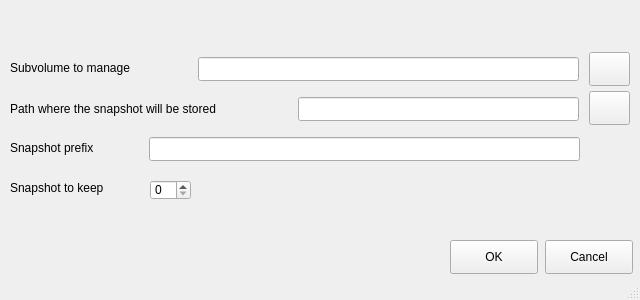
Old version of the form buttermanager/buttermanager/ui/SubvolumeWindow.ui in the repository egara/buttermanager.
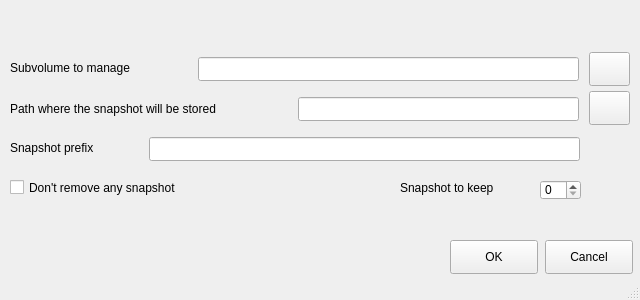
New version of the form.

Commit message: Adding 'Don't remove snapshots' within SubvolumeWindow

```diff
--- a/buttermanager/buttermanager/ui/SubvolumeWindow.ui
+++ b/buttermanager/buttermanager/ui/SubvolumeWindow.ui
@@ -144,7 +144,7 @@
    <widget class="QLabel" name="label_subvolume_snapshots_to_keep">
     <property name="geometry">
      <rect>
-      <x>10</x>
+      <x>400</x>
       <y>180</y>
       <width>131</width>
       <height>16</height>
@@ -157,13 +157,26 @@
    <widget class="QSpinBox" name="spinbox_snapshots_to_keep">
     <property name="geometry">
      <rect>
-      <x>150</x>
+      <x>540</x>
       <y>180</y>
       <width>41</width>
       <height>20</height>
      </rect>
     </property>
    </widget>
+   <widget class="QCheckBox" name="checkbox_dont_remove_snapshots">
+    <property name="geometry">
+     <rect>
+      <x>10</x>
+      <y>170</y>
+      <width>241</width>
+      <height>35</height>
+     </rect>
+    </property>
+    <property name="text">
+     <string>Don't remove any snapshot</string>
+    </property>
+   </widget>
   </widget>
   <widget class="QStatusBar" name="statusbar"/>
  </widget>
```
The commit also changes 2 other files.
